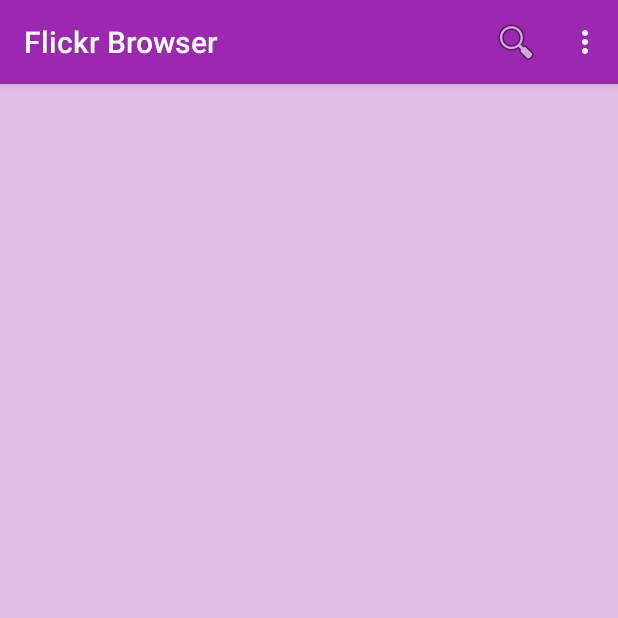
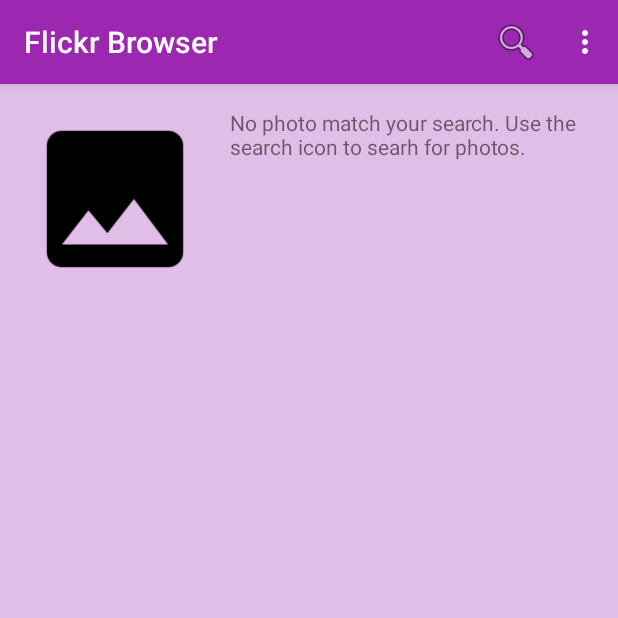
Before and after one commit to GerardoZ/Flickr-Browser, an Android app: the screen it shows after launch (MainActivity), on a phone screen of 412 x 824 dp, the top half of it. Run offline under Robolectric (Android 15) with nearby library versions, the phone set to English and light mode, and no system bars; our stand-ins replace Picasso; pictures from the network do not load.

Commit message:
Final del curso

```diff
--- a/app/src/main/AndroidManifest.xml
+++ b/app/src/main/AndroidManifest.xml
@@ -27,6 +27,12 @@
             <meta-data
                 android:name="android.support.PARENT_ACTIVITY"
                 android:value="com.gerardozarate.flickrbrowser.MainActivity" />
+            <meta-data
+                android:name="android.app.searchable"
+                android:resource="@xml/searchable"/>
+            <intent-filter>
+                <action android:name="android.intent.action.SEARCH"/>
+            </intent-filter>
         </activity>
         <activity
             android:name=".PhotoDetailActivity"
--- a/app/src/main/java/com/gerardozarate/flickrbrowser/FlickrRecyclerViewAdapter.java
+++ b/app/src/main/java/com/gerardozarate/flickrbrowser/FlickrRecyclerViewAdapter.java
@@ -36,6 +36,10 @@ class FlickrRecyclerViewAdapter extends RecyclerView.Adapter<FlickrRecyclerViewA
 
     @Override
     public void onBindViewHolder(FlickrImageViewHolder holder, int position) {
+        if(mPhotosList == null || mPhotosList.size() == 0){
+            holder.thumbnail.setImageResource(R.drawable.placeholder);
+            holder.title.setText(R.string.empty_photo);
+        }else{
             Photo photoItem = mPhotosList.get(position);
             Log.d(TAG, "onBindViewHolder: " + photoItem.getTitle() + "----->" + position);
             Picasso.with(mContext).load(photoItem.getImage())
@@ -44,10 +48,11 @@ class FlickrRecyclerViewAdapter extends RecyclerView.Adapter<FlickrRecyclerViewA
                     .into(holder.thumbnail);
             holder.title.setText(photoItem.getTitle());
         }
+    }
 
     @Override
     public int getItemCount() {
-        return ((mPhotosList != null) && (mPhotosList.size() != 0) ? mPhotosList.size() : 0);
+        return ((mPhotosList != null) && (mPhotosList.size() != 0) ? mPhotosList.size() : 1);
     }
 
     void loadNewData(List<Photo> newPhotos){
--- a/app/src/main/java/com/gerardozarate/flickrbrowser/MainActivity.java
+++ b/app/src/main/java/com/gerardozarate/flickrbrowser/MainActivity.java
@@ -1,7 +1,9 @@
 package com.gerardozarate.flickrbrowser;
 
 import android.content.Intent;
+import android.content.SharedPreferences;
 import android.os.Bundle;
+import android.preference.PreferenceManager;
 import android.support.v7.app.AppCompatActivity;
 import android.support.v7.widget.LinearLayoutManager;
 import android.support.v7.widget.RecyclerView;
@@ -41,9 +43,14 @@ public class MainActivity extends BaseActivity implements GetFlickrJsonData.OnDa
     protected void onResume() {
         Log.d(TAG, "onResume: Starts");
         super.onResume();
-        GetFlickrJsonData getFlickrJsonData = new GetFlickrJsonData("https://api.flickr.com/services/feeds/photos_public.gne?tags=na&format=json&nojsoncallback=1", "en-us", true, this);
+        SharedPreferences sharedPreferences = PreferenceManager.getDefaultSharedPreferences(getApplicationContext());
+        String queryResult = sharedPreferences.getString(FLICKR_QUERY, "");
+        if(queryResult.length() > 0){
+            GetFlickrJsonData getFlickrJsonData = new GetFlickrJsonData("https://api.flickr.com/services/feeds/photos_public.gne?tags=na&format=json&nojsoncallback=1", "en-us", true, this);
 //        getFlickrJsonData.executeOnSameThread("android, nougat");
-        getFlickrJsonData.execute("android,nougat");
+            getFlickrJsonData.execute(queryResult);
+        }
+
         Log.d(TAG, "onResume: Ends");
 
     }
--- a/app/src/main/res/values/strings.xml
+++ b/app/src/main/res/values/strings.xml
@@ -8,4 +8,5 @@
     <string name="photo_tags_text">Tags: %s</string>
     <string name="activity_search">Search</string>
     <string name="searchable_hint">Enter photo tags</string>
+    <string name="empty_photo">No photo match your search.   Use the search icon to searh for photos.</string>
 </resources>
```
Also changed, not shown: app/src/main/java/com/gerardozarate/flickrbrowser/SearchActivity.java (+45 -5 lines). Lines whose indentation alone changed are shown as unchanged.
